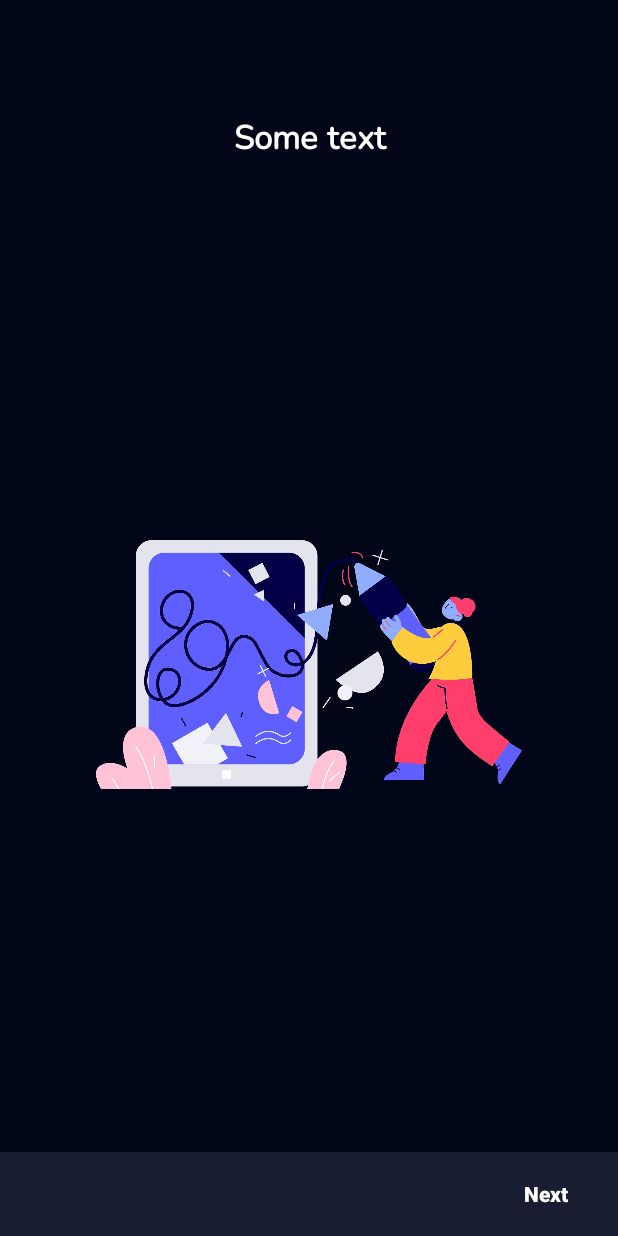
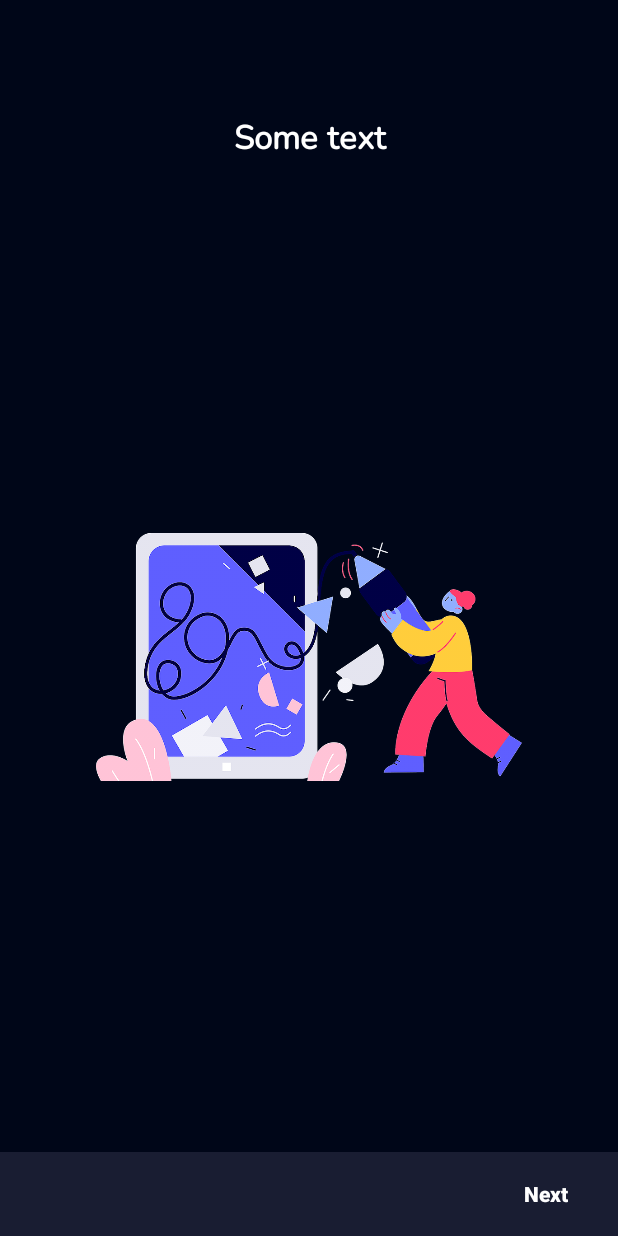
Before and after one commit to asadmansr/crumbs-android, an Android app: the fragment PrimaryTutorialFragment placed in its activity, on a phone screen of 412 x 824 dp. Run offline under Robolectric (Android 15) with nearby library versions, the phone set to English and light mode, and no system bars; libraries missing offline, so code that uses them is left out: org.kodein.di; 2 statements that could not run were skipped.

Commit message:
[#4] feature: Updated image asset and banners for tutorial

```diff
--- a/app/src/main/res/layout/fragment_primary_tutorial.xml
+++ b/app/src/main/res/layout/fragment_primary_tutorial.xml
@@ -31,18 +31,21 @@
         android:id="@+id/iv_discover"
         android:layout_width="0dp"
         android:layout_height="wrap_content"
+        android:layout_marginTop="64dp"
+        android:layout_marginBottom="64dp"
         android:layout_marginStart="64dp"
         android:layout_marginLeft="64dp"
-        android:layout_marginTop="64dp"
         android:layout_marginEnd="64dp"
         android:layout_marginRight="64dp"
         android:importantForAccessibility="no"
-        android:src="@drawable/discover"
+        android:src="@drawable/copy"
+        app:layout_constraintBottom_toTopOf="@+id/rl_primary_footer"
         app:layout_constraintEnd_toEndOf="parent"
         app:layout_constraintStart_toStartOf="parent"
         app:layout_constraintTop_toBottomOf="@+id/tv_discover_title" />
 
     <RelativeLayout
+        android:id="@+id/rl_primary_footer"
         android:layout_width="0dp"
         android:layout_height="wrap_content"
         android:background="@color/colorPrimary"
--- a/app/src/main/res/layout/fragment_secondary_tutorial.xml
+++ b/app/src/main/res/layout/fragment_secondary_tutorial.xml
@@ -36,13 +36,16 @@
         android:layout_marginTop="64dp"
         android:layout_marginEnd="64dp"
         android:layout_marginRight="64dp"
+        android:layout_marginBottom="64dp"
         android:importantForAccessibility="no"
         android:src="@drawable/learn"
+        app:layout_constraintBottom_toTopOf="@+id/rl_secondary_footer"
         app:layout_constraintEnd_toEndOf="parent"
         app:layout_constraintStart_toStartOf="parent"
         app:layout_constraintTop_toBottomOf="@+id/tv_discover_title" />
 
     <RelativeLayout
+        android:id="@+id/rl_secondary_footer"
         android:layout_width="0dp"
         android:layout_height="wrap_content"
         android:background="@color/colorPrimary"
```
Also changed, not shown: app/src/main/res/layout/fragment_dashboard.xml (+18 -6 lines), app/src/main/res/drawable-hdpi/copy.png (added), app/src/main/res/drawable-mdpi/copy.png (added), app/src/main/res/drawable-xhdpi/copy.png (added), app/src/main/res/drawable-xxhdpi/copy.png (added), app/src/main/res/drawable-xxxhdpi/copy.png (added).
